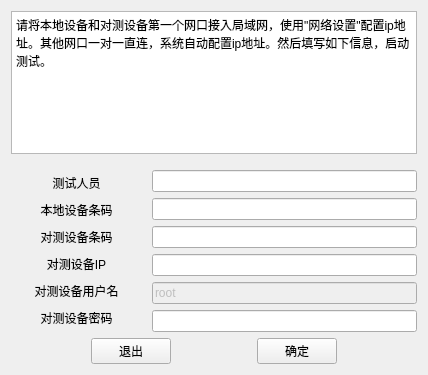
Before: the Qt Designer form jw-test-tool/widget.ui in github188/test, drawn with Qt 5.
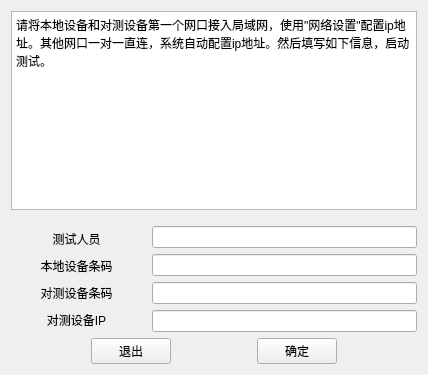
After: the same form once the commit is applied.

Diff of the .ui file:
```diff
--- a/jw-test-tool/widget.ui
+++ b/jw-test-tool/widget.ui
@@ -200,74 +200,6 @@
          </property>
         </widget>
        </item>
-       <item>
-        <widget class="QLabel" name="label_7">
-         <property name="sizePolicy">
-          <sizepolicy hsizetype="Expanding" vsizetype="Expanding">
-           <horstretch>0</horstretch>
-           <verstretch>0</verstretch>
-          </sizepolicy>
-         </property>
-         <property name="minimumSize">
-          <size>
-           <width>111</width>
-           <height>17</height>
-          </size>
-         </property>
-         <property name="maximumSize">
-          <size>
-           <width>111</width>
-           <height>17</height>
-          </size>
-         </property>
-         <property name="text">
-          <string>对测设备用户名</string>
-         </property>
-         <property name="alignment">
-          <set>Qt::AlignCenter</set>
-         </property>
-         <property name="indent">
-          <number>7</number>
-         </property>
-         <property name="buddy">
-          <cstring>lineEdit_5</cstring>
-         </property>
-        </widget>
-       </item>
-       <item>
-        <widget class="QLabel" name="label_2">
-         <property name="sizePolicy">
-          <sizepolicy hsizetype="Expanding" vsizetype="Expanding">
-           <horstretch>0</horstretch>
-           <verstretch>0</verstretch>
-          </sizepolicy>
-         </property>
-         <property name="minimumSize">
-          <size>
-           <width>111</width>
-           <height>17</height>
-          </size>
-         </property>
-         <property name="maximumSize">
-          <size>
-           <width>111</width>
-           <height>17</height>
-          </size>
-         </property>
-         <property name="text">
-          <string>对测设备密码</string>
-         </property>
-         <property name="alignment">
-          <set>Qt::AlignCenter</set>
-         </property>
-         <property name="indent">
-          <number>7</number>
-         </property>
-         <property name="buddy">
-          <cstring>lineEdit_4</cstring>
-         </property>
-        </widget>
-       </item>
       </layout>
      </item>
      <item>
@@ -312,35 +244,6 @@
          </property>
         </widget>
        </item>
-       <item>
-        <widget class="QLineEdit" name="lineEdit_5">
-         <property name="enabled">
-          <bool>false</bool>
-         </property>
-         <property name="sizePolicy">
-          <sizepolicy hsizetype="Expanding" vsizetype="Expanding">
-           <horstretch>0</horstretch>
-           <verstretch>0</verstretch>
-          </sizepolicy>
-         </property>
-         <property name="text">
-          <string>root</string>
-         </property>
-        </widget>
-       </item>
-       <item>
-        <widget class="QLineEdit" name="lineEdit_4">
-         <property name="sizePolicy">
-          <sizepolicy hsizetype="Expanding" vsizetype="Expanding">
-           <horstretch>0</horstretch>
-           <verstretch>0</verstretch>
-          </sizepolicy>
-         </property>
-         <property name="echoMode">
-          <enum>QLineEdit::Password</enum>
-         </property>
-        </widget>
-       </item>
       </layout>
      </item>
     </layout>
```
Left out of the diff: 63 changed lines with no effect on the pictures.
